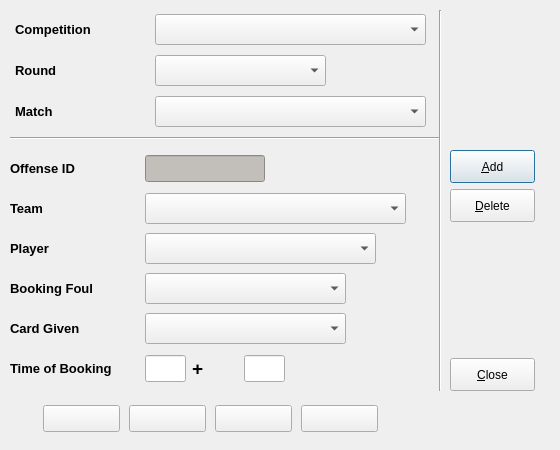
soccermetrics/marcotti-desktop, file code/pyqt/gui/offense_entry.ui: the form before one commit.
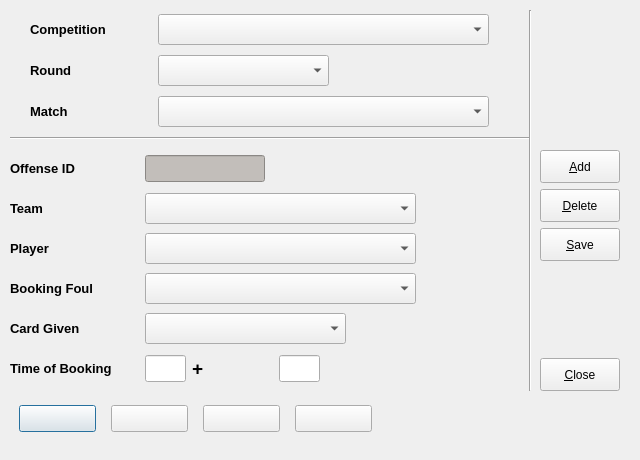
The form after the commit. Icons and pictures are not drawn.

Commit message: Added Save button to UIs, rebuilt autocoded Python files (#13)

Diff of the .ui file:
```diff
--- a/code/pyqt/gui/offense_entry.ui
+++ b/code/pyqt/gui/offense_entry.ui
@@ -6,134 +6,31 @@
    <rect>
     <x>0</x>
     <y>0</y>
-    <width>560</width>
-    <height>450</height>
+    <width>640</width>
+    <height>460</height>
    </rect>
   </property>
   <property name="minimumSize">
    <size>
-    <width>560</width>
-    <height>450</height>
+    <width>640</width>
+    <height>460</height>
    </size>
   </property>
   <property name="maximumSize">
    <size>
-    <width>560</width>
-    <height>450</height>
+    <width>640</width>
+    <height>460</height>
    </size>
   </property>
   <property name="windowTitle">
    <string>Offense Entry</string>
   </property>
-  <widget class="QWidget" name="layoutWidget">
-   <property name="geometry">
-    <rect>
-     <x>450</x>
-     <y>150</y>
-     <width>101</width>
-     <height>241</height>
-    </rect>
-   </property>
-   <layout class="QVBoxLayout" name="verticalLayout">
-    <item>
-     <widget class="QPushButton" name="addEntry">
-      <property name="minimumSize">
-       <size>
-        <width>85</width>
-        <height>33</height>
-       </size>
-      </property>
-      <property name="maximumSize">
-       <size>
-        <width>85</width>
-        <height>33</height>
-       </size>
-      </property>
-      <property name="toolTip">
-       <string>Add Entry</string>
-      </property>
-      <property name="text">
-       <string>&amp;Add</string>
-      </property>
-      <property name="icon">
-       <iconset resource="fmrd_resources.qrc">
-        <normaloff>:/images/add.png</normaloff>:/images/add.png</iconset>
-      </property>
-     </widget>
-    </item>
-    <item>
-     <widget class="QPushButton" name="deleteEntry">
-      <property name="minimumSize">
-       <size>
-        <width>85</width>
-        <height>33</height>
-       </size>
-      </property>
-      <property name="maximumSize">
-       <size>
-        <width>85</width>
-        <height>33</height>
-       </size>
-      </property>
-      <property name="toolTip">
-       <string>Delete Entry</string>
-      </property>
-      <property name="text">
-       <string>&amp;Delete</string>
-      </property>
-      <property name="icon">
-       <iconset resource="fmrd_resources.qrc">
-        <normaloff>:/images/delete.png</normaloff>:/images/delete.png</iconset>
-      </property>
-     </widget>
-    </item>
-    <item>
-     <spacer name="verticalSpacer_2">
-      <property name="orientation">
-       <enum>Qt::Vertical</enum>
-      </property>
-      <property name="sizeHint" stdset="0">
-       <size>
-        <width>20</width>
-        <height>168</height>
-       </size>
-      </property>
-     </spacer>
-    </item>
-    <item>
-     <widget class="QPushButton" name="closeButton">
-      <property name="minimumSize">
-       <size>
-        <width>85</width>
-        <height>33</height>
-       </size>
-      </property>
-      <property name="maximumSize">
-       <size>
-        <width>85</width>
-        <height>33</height>
-       </size>
-      </property>
-      <property name="toolTip">
-       <string>Close Window</string>
-      </property>
-      <property name="text">
-       <string>&amp;Close</string>
-      </property>
-      <property name="icon">
-       <iconset resource="fmrd_resources.qrc">
-        <normaloff>:/images/quit.png</normaloff>:/images/quit.png</iconset>
-      </property>
-     </widget>
-    </item>
-   </layout>
-  </widget>
   <widget class="QWidget" name="layoutWidget_2">
    <property name="geometry">
     <rect>
      <x>10</x>
      <y>150</y>
-     <width>421</width>
+     <width>491</width>
      <height>241</height>
     </rect>
    </property>
@@ -207,13 +104,13 @@
      <widget class="QComboBox" name="teamSelect">
       <property name="minimumSize">
        <size>
-        <width>261</width>
+        <width>271</width>
         <height>31</height>
        </size>
       </property>
       <property name="maximumSize">
        <size>
-        <width>261</width>
+        <width>271</width>
         <height>31</height>
        </size>
       </property>
@@ -249,13 +146,13 @@
      <widget class="QComboBox" name="playerSelect">
       <property name="minimumSize">
        <size>
-        <width>231</width>
+        <width>271</width>
         <height>31</height>
        </size>
       </property>
       <property name="maximumSize">
        <size>
-        <width>231</width>
+        <width>271</width>
         <height>31</height>
        </size>
       </property>
@@ -291,13 +188,13 @@
      <widget class="QComboBox" name="foulSelect">
       <property name="minimumSize">
        <size>
-        <width>201</width>
+        <width>271</width>
         <height>31</height>
        </size>
       </property>
       <property name="maximumSize">
        <size>
-        <width>201</width>
+        <width>271</width>
         <height>31</height>
        </size>
       </property>
@@ -454,9 +351,9 @@
   <widget class="QWidget" name="layoutWidget_3">
    <property name="geometry">
     <rect>
-     <x>40</x>
+     <x>10</x>
      <y>398</y>
-     <width>341</width>
+     <width>371</width>
      <height>41</height>
     </rect>
    </property>
@@ -572,7 +469,7 @@
     <rect>
      <x>10</x>
      <y>10</y>
-     <width>421</width>
+     <width>501</width>
      <height>121</height>
     </rect>
    </property>
@@ -581,13 +478,13 @@
      <widget class="QLabel" name="label">
       <property name="minimumSize">
        <size>
-        <width>129</width>
+        <width>102</width>
         <height>31</height>
        </size>
       </property>
       <property name="maximumSize">
        <size>
-        <width>129</width>
+        <width>102</width>
         <height>31</height>
        </size>
       </property>
@@ -604,13 +501,13 @@
      <widget class="QComboBox" name="compSelect">
       <property name="minimumSize">
        <size>
-        <width>271</width>
+        <width>331</width>
         <height>31</height>
        </size>
       </property>
       <property name="maximumSize">
        <size>
-        <width>271</width>
+        <width>331</width>
         <height>31</height>
        </size>
       </property>
@@ -620,13 +517,13 @@
      <widget class="QLabel" name="label_2">
       <property name="minimumSize">
        <size>
-        <width>129</width>
+        <width>102</width>
         <height>31</height>
        </size>
       </property>
       <property name="maximumSize">
        <size>
-        <width>129</width>
+        <width>102</width>
         <height>31</height>
        </size>
       </property>
@@ -659,13 +556,13 @@
      <widget class="QLabel" name="label_3">
       <property name="minimumSize">
        <size>
-        <width>129</width>
+        <width>102</width>
         <height>31</height>
        </size>
       </property>
       <property name="maximumSize">
        <size>
-        <width>129</width>
+        <width>102</width>
         <height>31</height>
        </size>
       </property>
@@ -682,13 +579,13 @@
      <widget class="QComboBox" name="matchSelect">
       <property name="minimumSize">
        <size>
-        <width>271</width>
+        <width>331</width>
         <height>31</height>
        </size>
       </property>
       <property name="maximumSize">
        <size>
-        <width>271</width>
+        <width>331</width>
         <height>31</height>
        </size>
       </property>
@@ -701,7 +598,7 @@
     <rect>
      <x>10</x>
      <y>130</y>
-     <width>431</width>
+     <width>521</width>
      <height>16</height>
     </rect>
    </property>
@@ -712,7 +609,7 @@
   <widget class="Line" name="line_2">
    <property name="geometry">
     <rect>
-     <x>430</x>
+     <x>520</x>
      <y>10</y>
      <width>20</width>
      <height>381</height>
@@ -722,6 +619,135 @@
     <enum>Qt::Vertical</enum>
    </property>
   </widget>
+  <widget class="QWidget" name="layoutWidget">
+   <property name="geometry">
+    <rect>
+     <x>540</x>
+     <y>150</y>
+     <width>91</width>
+     <height>241</height>
+    </rect>
+   </property>
+   <layout class="QVBoxLayout" name="verticalLayout">
+    <item>
+     <widget class="QPushButton" name="addEntry">
+      <property name="minimumSize">
+       <size>
+        <width>80</width>
+        <height>33</height>
+       </size>
+      </property>
+      <property name="maximumSize">
+       <size>
+        <width>80</width>
+        <height>33</height>
+       </size>
+      </property>
+      <property name="toolTip">
+       <string>Add Entry</string>
+      </property>
+      <property name="text">
+       <string>&amp;Add</string>
+      </property>
+      <property name="icon">
+       <iconset resource="fmrd_resources.qrc">
+        <normaloff>:/images/add.png</normaloff>:/images/add.png</iconset>
+      </property>
+     </widget>
+    </item>
+    <item>
+     <widget class="QPushButton" name="deleteEntry">
+      <property name="minimumSize">
+       <size>
+        <width>80</width>
+        <height>33</height>
+       </size>
+      </property>
+      <property name="maximumSize">
+       <size>
+        <width>80</width>
+        <height>33</height>
+       </size>
+      </property>
+      <property name="toolTip">
+       <string>Delete Entry</string>
+      </property>
+      <property name="text">
+       <string>&amp;Delete</string>
+      </property>
+      <property name="icon">
+       <iconset resource="fmrd_resources.qrc">
+        <normaloff>:/images/delete.png</normaloff>:/images/delete.png</iconset>
+      </property>
+     </widget>
+    </item>
+    <item>
+     <widget class="QPushButton" name="saveEntry">
+      <property name="minimumSize">
+       <size>
+        <width>80</width>
+        <height>33</height>
+       </size>
+      </property>
+      <property name="maximumSize">
+       <size>
+        <width>80</width>
+        <height>33</height>
+       </size>
+      </property>
+      <property name="toolTip">
+       <string>Delete Entry</string>
+      </property>
+      <property name="text">
+       <string>&amp;Save</string>
+      </property>
+      <property name="icon">
+       <iconset resource="fmrd_resources.qrc">
+        <normaloff>:/images/save.png</normaloff>:/images/save.png</iconset>
+      </property>
+     </widget>
+    </item>
+    <item>
+     <spacer name="verticalSpacer_2">
+      <property name="orientation">
+       <enum>Qt::Vertical</enum>
+      </property>
+      <property name="sizeHint" stdset="0">
+       <size>
+        <width>20</width>
+        <height>168</height>
+       </size>
+      </property>
+     </spacer>
+    </item>
+    <item>
+     <widget class="QPushButton" name="closeButton">
+      <property name="minimumSize">
+       <size>
+        <width>80</width>
+        <height>33</height>
+       </size>
+      </property>
+      <property name="maximumSize">
+       <size>
+        <width>80</width>
+        <height>33</height>
+       </size>
+      </property>
+      <property name="toolTip">
+       <string>Close Window</string>
+      </property>
+      <property name="text">
+       <string>&amp;Close</string>
+      </property>
+      <property name="icon">
+       <iconset resource="fmrd_resources.qrc">
+        <normaloff>:/images/quit.png</normaloff>:/images/quit.png</iconset>
+      </property>
+     </widget>
+    </item>
+   </layout>
+  </widget>
  </widget>
  <resources>
   <include location="fmrd_resources.qrc"/>
```
The commit also changes 52 other files.
